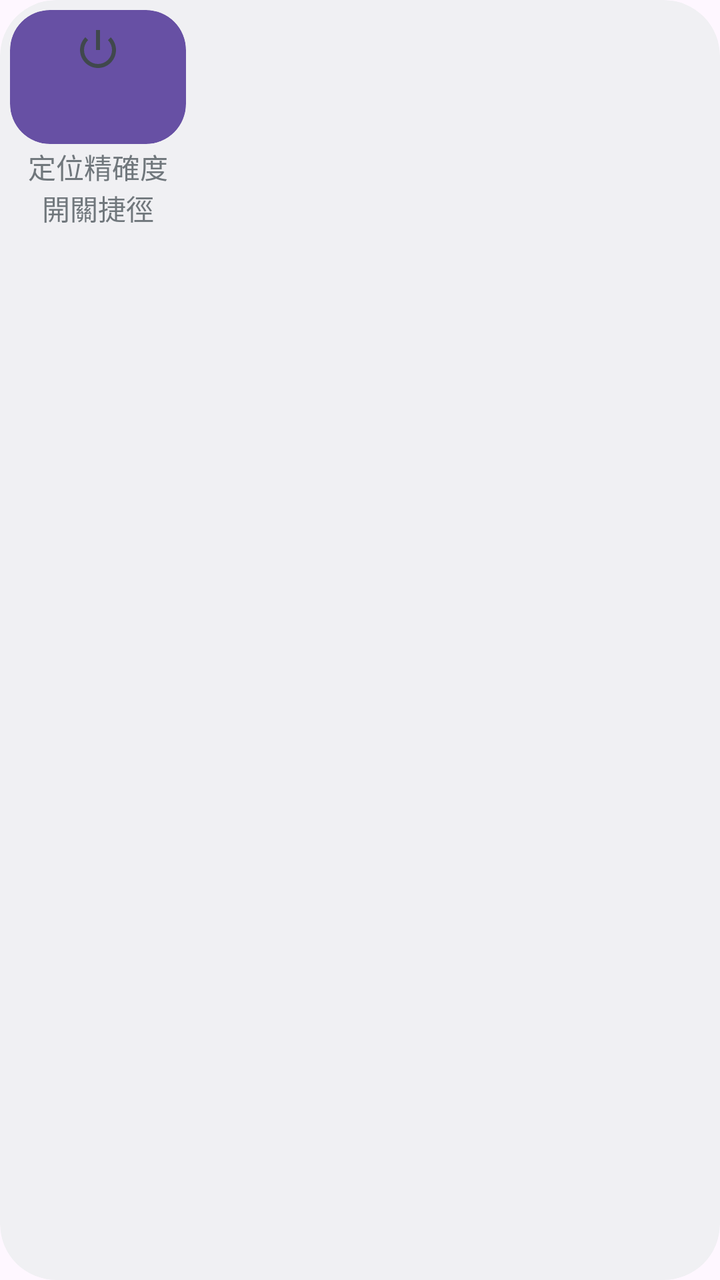
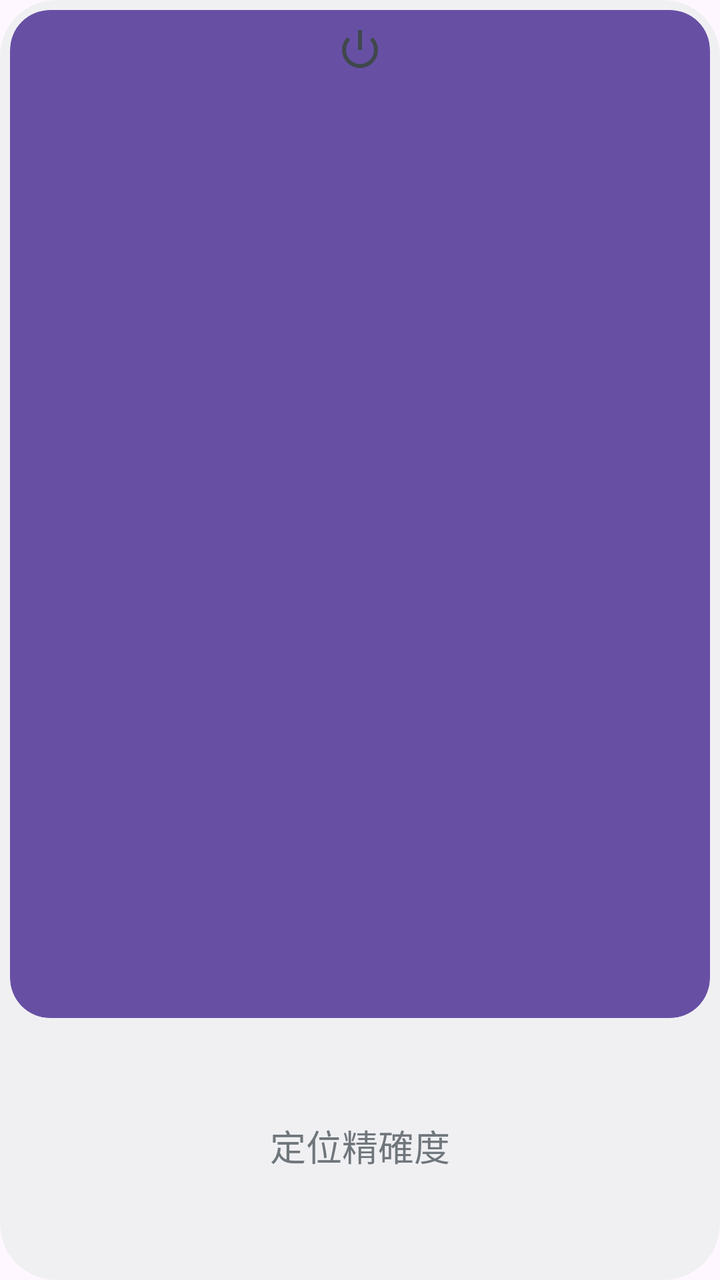

Compare the two renders of this Android layout. The source of the first and the diff that turns it into the second are given below.
<!-- AndroidManifest.xml: application theme Theme.DynamicColors -->
<!-- res/layout/locationaccuracyactivity.xml -->
<LinearLayout xmlns:android="http://schemas.android.com/apk/res/android"
    style="@style/Widget.Location.AppWidget.Container"
    android:layout_width="match_parent"
    android:layout_height="match_parent"
    android:theme="@style/Theme.DynamicColors.AppWidgetContainer">

    <LinearLayout
        android:id="@android:id/background"
        android:layout_width="wrap_content"
        android:layout_height="wrap_content"
        android:orientation="vertical">

        <Button
            android:id="@+id/appwidget_button"
            style="@style/Widget.Location.AppWidget.InnerView"
            android:layout_width="wrap_content"
            android:layout_height="0dp"
            android:layout_margin="1dp"
            android:layout_weight="2"
            android:drawableTop="@android:drawable/ic_lock_power_off" />

        <TextView
            android:layout_width="match_parent"
            android:layout_height="0dp"
            android:layout_weight="0.5"
            android:gravity="center"
            android:autoSizeTextType="uniform"
            android:autoSizeMinTextSize="8sp"
            android:autoSizeMaxTextSize="100sp"
            android:autoSizeStepGranularity="1sp"
            android:text="@string/locationAccuracyActivity1" />

        <TextView
            android:layout_width="match_parent"
            android:layout_height="0dp"
            android:layout_weight="0.5"
            android:gravity="center"
            android:autoSizeTextType="uniform"
            android:autoSizeMinTextSize="8sp"
            android:autoSizeMaxTextSize="100sp"
            android:autoSizeStepGranularity="1sp"
            android:text="@string/locationAccuracyActivity2" />
    </LinearLayout>

</LinearLayout>
<!-- resources referenced by this layout -->
<resources>
  <string name="locationAccuracyActivity1">定位精確度</string>
  <string name="locationAccuracyActivity2">開關捷徑</string>
  <style name="Theme.DynamicColors.AppWidgetContainer" parent="Theme.DynamicColors.AppWidgetContainerParent">
          
          <item name="appWidgetPadding">4dp</item>
      </style>
  <style name="Widget.Location.AppWidget.Container" parent="android:Widget">
          <item name="android:id">@android:id/background</item>
          <item name="android:background">?android:attr/colorBackground</item>
      </style>
  <style name="Widget.Location.AppWidget.InnerView" parent="android:Widget">
          <item name="android:background">?android:attr/colorBackground</item>
          <item name="android:textColor">?android:attr/textColorPrimary</item>
      </style>
  <style name="Theme.DynamicColors" parent="Theme.Material3.DayNight.NoActionBar">
          
          
  
          <item name="android:navigationBarColor">@android:color/transparent</item>
          <item name="android:statusBarColor">@android:color/transparent</item>
          <item name="android:windowLightStatusBar">?attr/isLightTheme</item>
  
          <item name="preferenceTheme">@style/ThemeOverlay.App.Preference</item>
      </style>
  <style name="Theme.DynamicColors.AppWidgetContainerParent" parent="@android:style/Theme.DeviceDefault">
          
          <item name="appWidgetRadius">4dp</item>
          
          <item name="appWidgetInnerRadius">4dp</item>
      </style>
  <style name="ThemeOverlay.App.Preference" parent="PreferenceThemeOverlay">
          <item name="switchPreferenceCompatStyle">@style/PreferenceMaterialSwitch</item>
      </style>
  <style name="PreferenceMaterialSwitch" parent="@style/Preference.SwitchPreferenceCompat.Material">
          <item name="widgetLayout">@layout/preference_switch</item>
      </style>
</resources>

<!-- the commit's change to res/layout/locationaccuracyactivity.xml (unified diff, before → after) -->
@@ -6,40 +6,32 @@
 
     <LinearLayout
         android:id="@android:id/background"
-        android:layout_width="wrap_content"
-        android:layout_height="wrap_content"
-        android:orientation="vertical">
+        android:layout_width="match_parent"
+        android:layout_height="match_parent"
+        android:orientation="vertical"
+        android:gravity="center">
 
         <Button
             android:id="@+id/appwidget_button"
             style="@style/Widget.Location.AppWidget.InnerView"
-            android:layout_width="wrap_content"
+            android:layout_width="match_parent"
             android:layout_height="0dp"
             android:layout_margin="1dp"
             android:layout_weight="2"
+            android:gravity="center"
             android:drawableTop="@android:drawable/ic_lock_power_off" />
 
         <TextView
+            android:id="@+id/appwidget_title"
             android:layout_width="match_parent"
             android:layout_height="0dp"
             android:layout_weight="0.5"
             android:gravity="center"
             android:autoSizeTextType="uniform"
             android:autoSizeMinTextSize="8sp"
-            android:autoSizeMaxTextSize="100sp"
+            android:autoSizeMaxTextSize="18sp"
             android:autoSizeStepGranularity="1sp"
             android:text="@string/locationAccuracyActivity1" />
-
-        <TextView
-            android:layout_width="match_parent"
-            android:layout_height="0dp"
-            android:layout_weight="0.5"
-            android:gravity="center"
-            android:autoSizeTextType="uniform"
-            android:autoSizeMinTextSize="8sp"
-            android:autoSizeMaxTextSize="100sp"
-            android:autoSizeStepGranularity="1sp"
-            android:text="@string/locationAccuracyActivity2" />
     </LinearLayout>
 
 </LinearLayout>
<!-- resource entries referenced after the edit -->
@@ -1,7 +1,6 @@
 <!-- resources referenced by this layout -->
 <resources>
   <string name="locationAccuracyActivity1">定位精確度</string>
-  <string name="locationAccuracyActivity2">開關捷徑</string>
   <style name="Theme.DynamicColors.AppWidgetContainer" parent="Theme.DynamicColors.AppWidgetContainerParent">
           
           <item name="appWidgetPadding">4dp</item>
